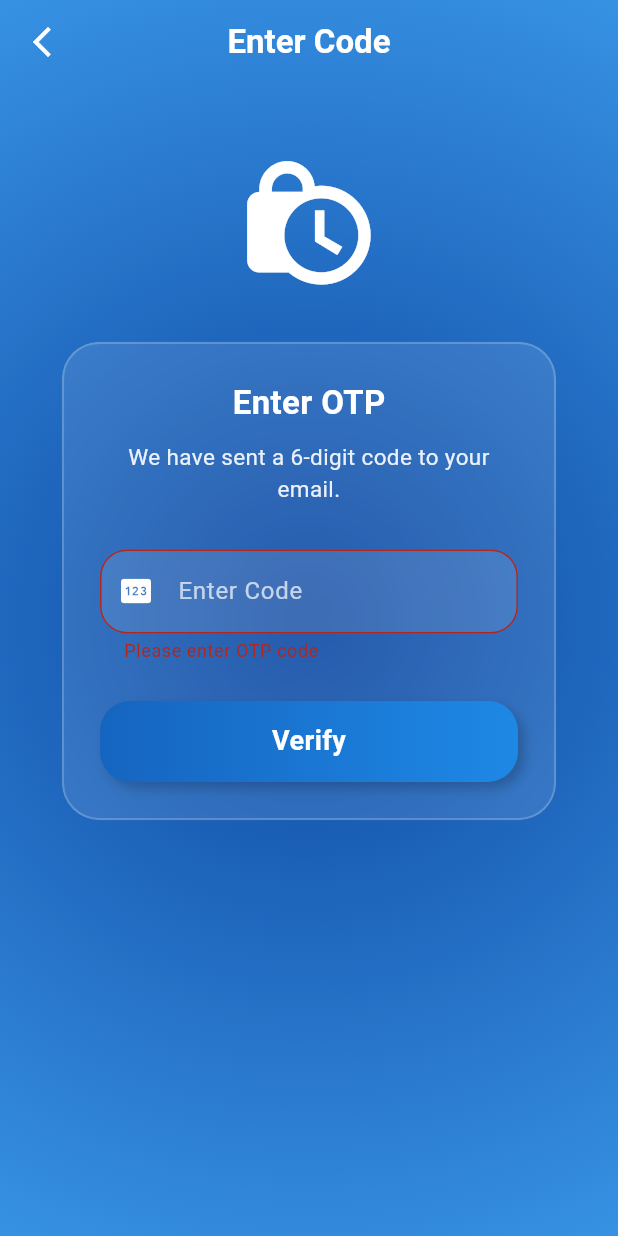
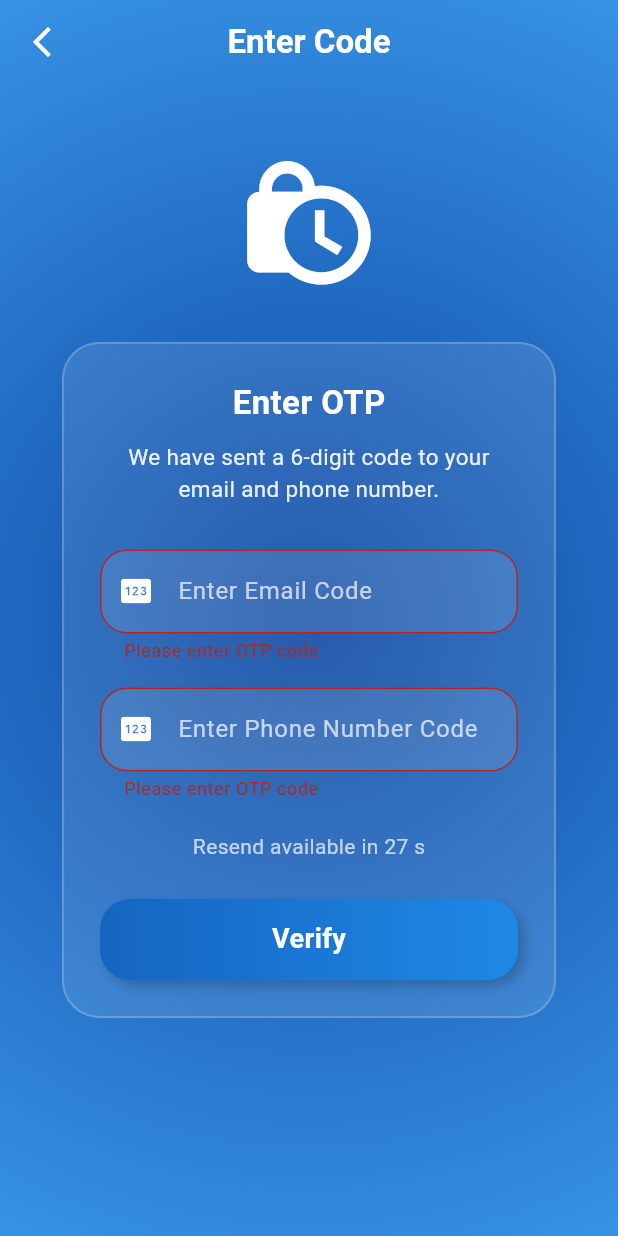
Before and after one commit to osama-dev-nabiqasim/NQConnect, a Flutter app: the EnterOtpScreen screen opened by its route, after a tap on "Verify", on a phone screen of 412 x 824 dp. Run offline on Flutter 3.47's test engine with Material 3 defaults, Android fonts, the light colour scheme and no system bars; our stand-ins replace get.

Commit message:
Updated on 05-09-2025

```diff
--- a/lib/screens/auth_screens/reset_password_screens/EnterOtpScreen.dart
+++ b/lib/screens/auth_screens/reset_password_screens/EnterOtpScreen.dart
@@ -1,5 +1,6 @@
 // ignore_for_file: prefer_const_constructors, deprecated_member_use, unused_local_variable
 
+import 'dart:async';
 import 'dart:ui';
 import 'package:flutter/material.dart';
 import 'package:get/get.dart';
@@ -13,21 +14,101 @@ class EnterOtpScreen extends StatefulWidget {
 }
 
 class _EnterOtpScreenState extends State<EnterOtpScreen> {
-  final TextEditingController _otpController = TextEditingController();
+  final TextEditingController _emailotpController = TextEditingController();
+  final TextEditingController _phoneotpController = TextEditingController();
   final GlobalKey<FormState> _formKey = GlobalKey<FormState>();
+
+  Timer? _timer;
+  int _secondsRemaining = 30;
+  bool _isResendAvailable = false;
+
+  @override
+  void initState() {
+    super.initState();
+    _startTimer();
+  }
+
+  void _startTimer() {
+    setState(() {
+      _secondsRemaining = 30;
+      _isResendAvailable = false;
+    });
+
+    _timer?.cancel();
+    _timer = Timer.periodic(Duration(seconds: 1), (timer) {
+      if (_secondsRemaining > 0) {
+        setState(() {
+          _secondsRemaining--;
+        });
+      } else {
+        setState(() {
+          _isResendAvailable = true;
+        });
+        timer.cancel();
+      }
+    });
+  }
 
   void _verifyOtp() {
     if (_formKey.currentState!.validate()) {
-      String otp = _otpController.text.trim();
-      // TODO: call your controller logic to verify OTP
+      String emailOtp = _emailotpController.text.trim();
+      String phoneOtp = _phoneotpController.text.trim();
+
+      // TODO: Add your OTP verification logic (API/controller call)
+      if (emailOtp == "123456" && phoneOtp == "123456") {
         Get.snackbar(
           "Success",
           "OTP Verified Successfully",
           backgroundColor: Colors.green,
           colorText: Colors.white,
         );
-      Get.offNamed("/resetpasswordscreen"); // Navigate to reset password
+        Get.offNamed("/resetpasswordscreen");
+      } else {
+        Get.snackbar(
+          "Error",
+          "Invalid OTP, please try again",
+          backgroundColor: Colors.red,
+          colorText: Colors.white,
+        );
       }
+    }
+  }
+
+  void _resendOtp() {
+    // TODO: Call API to resend OTP
+    Get.snackbar(
+      "OTP Sent",
+      "A new code has been sent to your email and phone number.",
+      backgroundColor: Colors.transparent,
+      colorText: Colors.white,
+      titleText: Text(
+        "OTP Sent",
+        style: TextStyle(
+          color: Colors.black, // ✅ title color black
+          fontWeight: FontWeight.bold,
+          fontSize: 18,
+        ),
+      ),
+
+      messageText: Text(
+        "A new code has been sent to your email and phone number.",
+        style: TextStyle(
+          color: Colors.black, // ✅ title color black
+          fontWeight: FontWeight.bold,
+          fontSize: 12,
+        ),
+      ),
+    );
+
+    _startTimer();
+  }
+
+  @override
+  void dispose() {
+    _emailotpController.dispose();
+    _phoneotpController.dispose();
+    _timer?.cancel();
+    super.dispose();
   }
 
   @override
@@ -103,7 +184,7 @@ class _EnterOtpScreenState extends State<EnterOtpScreen> {
                           ),
                           SizedBox(height: 10),
                           Text(
-                            "We have sent a 6-digit code to your email.",
+                            "We have sent a 6-digit code to your email and phone number.",
                             textAlign: TextAlign.center,
                             style: TextStyle(
                               fontSize: 15,
@@ -112,9 +193,9 @@ class _EnterOtpScreenState extends State<EnterOtpScreen> {
                           ),
                           SizedBox(height: 30),
 
-                          // OTP Input
+                          // Email OTP Input
                           TextFormField(
-                            controller: _otpController,
+                            controller: _emailotpController,
                             keyboardType: TextInputType.number,
                             maxLength: 6,
                             validator: (value) {
@@ -129,7 +210,7 @@ class _EnterOtpScreenState extends State<EnterOtpScreen> {
                             decoration: InputDecoration(
                               counterText: "",
                               prefixIcon: Icon(Icons.pin, color: Colors.white),
-                              hintText: "Enter Code",
+                              hintText: "Enter Email Code",
                               hintStyle: TextStyle(
                                 color: Colors.white.withOpacity(0.7),
                               ),
@@ -147,6 +228,64 @@ class _EnterOtpScreenState extends State<EnterOtpScreen> {
                               ),
                             ),
                           ),
+                          SizedBox(height: 16),
+
+                          // OTP Input
+                          TextFormField(
+                            controller: _phoneotpController,
+                            keyboardType: TextInputType.number,
+                            maxLength: 6,
+                            validator: (value) {
+                              if (value == null || value.isEmpty) {
+                                return "Please enter OTP code";
+                              } else if (value.length < 6) {
+                                return "OTP must be 6 digits";
+                              }
+                              return null;
+                            },
+                            style: TextStyle(color: Colors.white),
+                            decoration: InputDecoration(
+                              counterText: "",
+                              prefixIcon: Icon(Icons.pin, color: Colors.white),
+                              hintText: "Enter Phone Number Code",
+                              hintStyle: TextStyle(
+                                color: Colors.white.withOpacity(0.7),
+                              ),
+                              filled: true,
+                              fillColor: Colors.white.withOpacity(0.1),
+                              border: OutlineInputBorder(
+                                borderRadius: BorderRadius.circular(18),
+                                borderSide: BorderSide(
+                                  color: Colors.white.withOpacity(0.3),
+                                ),
+                              ),
+                              focusedBorder: OutlineInputBorder(
+                                borderRadius: BorderRadius.circular(18),
+                                borderSide: BorderSide(color: Colors.white),
+                              ),
+                            ),
+                          ),
+                          SizedBox(height: 20),
+
+                          _isResendAvailable
+                              ? TextButton(
+                                  onPressed: _resendOtp,
+                                  child: Text(
+                                    "Resend Code",
+                                    style: TextStyle(
+                                      color: Colors.yellowAccent,
+                                      fontWeight: FontWeight.bold,
+                                    ),
+                                  ),
+                                )
+                              : Text(
+                                  "Resend available in $_secondsRemaining s",
+                                  style: TextStyle(
+                                    color: Colors.white70,
+                                    fontSize: 14,
+                                  ),
+                                ),
+
                           SizedBox(height: 25),
 
                           // Verify Button
```
Also changed, not shown: lib/routes/route_names.dart (+28 -28 lines), lib/screens/auth_screens/login_screen.dart (+12 -3 lines), lib/screens/auth_screens/reset_password_screens/forgot_password.dart (+4 -3 lines), pubspec.yaml (+4 -4 lines), assets/images/NQLogo.JPG (added), assets/images/NQLogo.png (added), lib/screens/auth_screens/login_binding.dart (deleted). Lines whose indentation alone changed are shown as unchanged.
